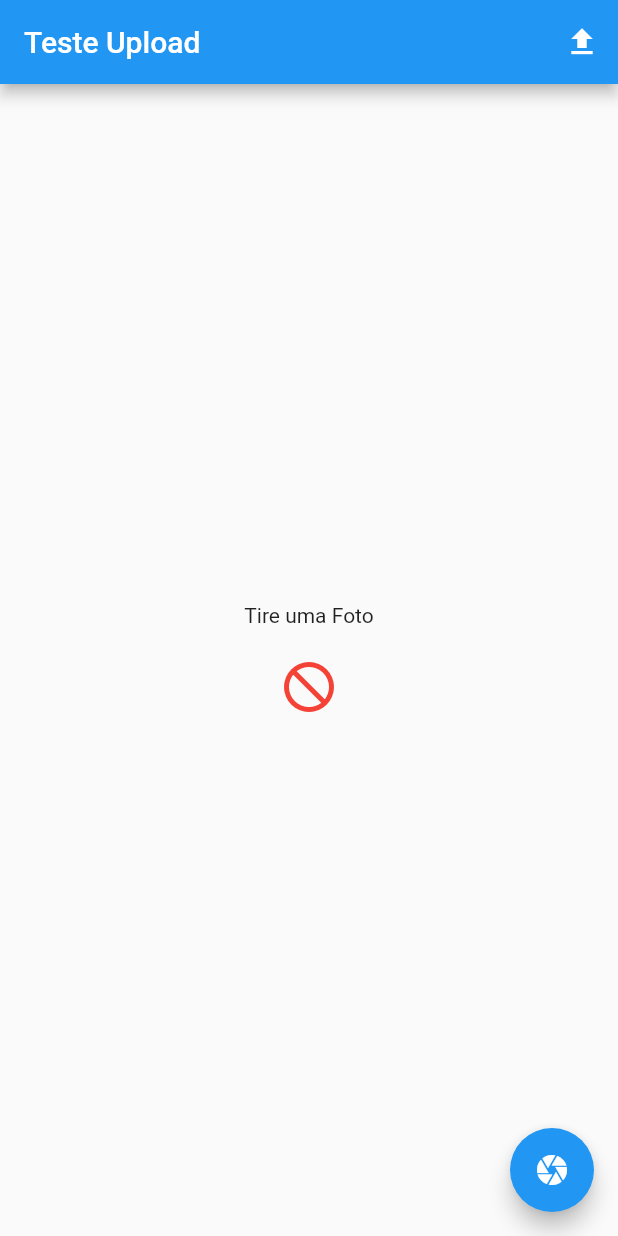
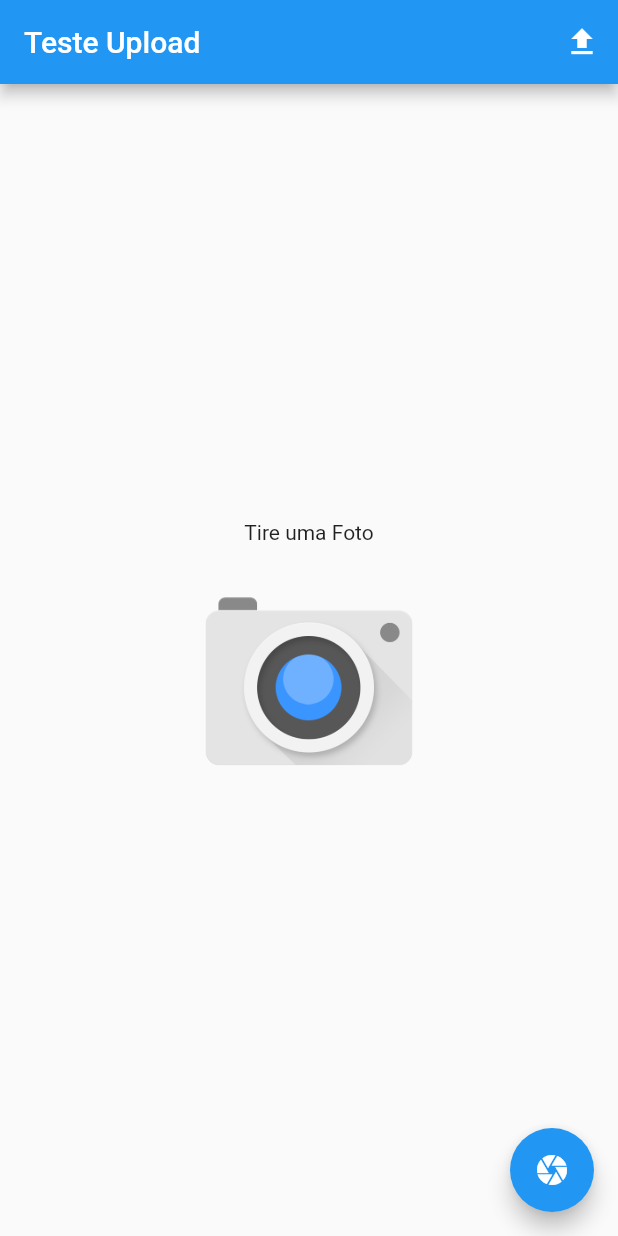
Before and after one commit to rlechetaudemy/flutter_upload_foto, a Flutter app: the screen it shows after launch, after a tap on the "camera" icon, on a phone screen of 412 x 824 dp. Run offline on Flutter 3.47's test engine with Material 2 defaults, Android fonts, the phone set to English and light mode, and no system bars; our stand-ins replace image_picker.

```diff
--- a/lib/home.dart
+++ b/lib/home.dart
@@ -18,7 +18,10 @@ class _HomePageState extends State<HomePage> {
       appBar: AppBar(
         title: Text("Teste Upload"),
         actions: <Widget>[
-          IconButton(icon: Icon(Icons.file_upload),onPressed: _onClickUpload,)
+          IconButton(
+            icon: Icon(Icons.file_upload),
+            onPressed: _onClickUpload,
+          )
         ],
       ),
       body: Center(
@@ -33,10 +36,9 @@ class _HomePageState extends State<HomePage> {
             ),
             file != null
                 ? Image.file(file)
-                : Icon(
-                    Icons.not_interested,
-                    size: 40,
-                    color: Colors.red,
+                : Image.asset(
+                    "assets/images/camera.png",
+                    height: 150,
                   ),
           ],
         ),
@@ -49,7 +51,7 @@ class _HomePageState extends State<HomePage> {
   }
 
   void _onClickFoto() async {
-    File f = await ImagePicker.pickImage(source: ImageSource.camera);
+    File f = await ImagePicker.pickImage(source: ImageSource.gallery);
 
     setState(() {
       this.file = f;
@@ -57,7 +59,7 @@ class _HomePageState extends State<HomePage> {
   }
 
   void _onClickUpload() async {
-    if(file != null) {
+    if (file != null) {
       String url = await UploadService.upload(file);
       print("URL: $url");
     }
--- a/pubspec.yaml
+++ b/pubspec.yaml
@@ -43,8 +43,8 @@ flutter:
   uses-material-design: true
 
   # To add assets to your application, add an assets section, like this:
-  # assets:
-  #  - images/a_dot_burr.jpeg
+  assets:
+    - assets/images/
   #  - images/a_dot_ham.jpeg
 
   # An image asset can refer to one or more resolution-specific "variants", see
```
Also changed, not shown: lib/upload_service.dart (+7 -4 lines), assets/images/camera.png (added), 2 other files.
